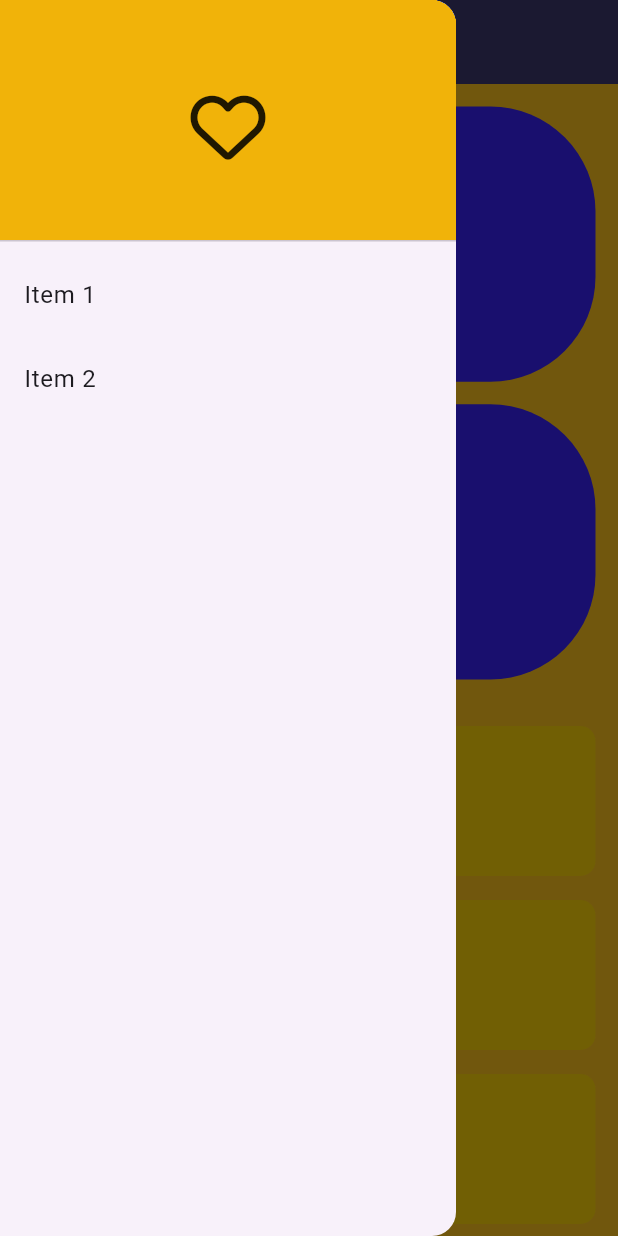
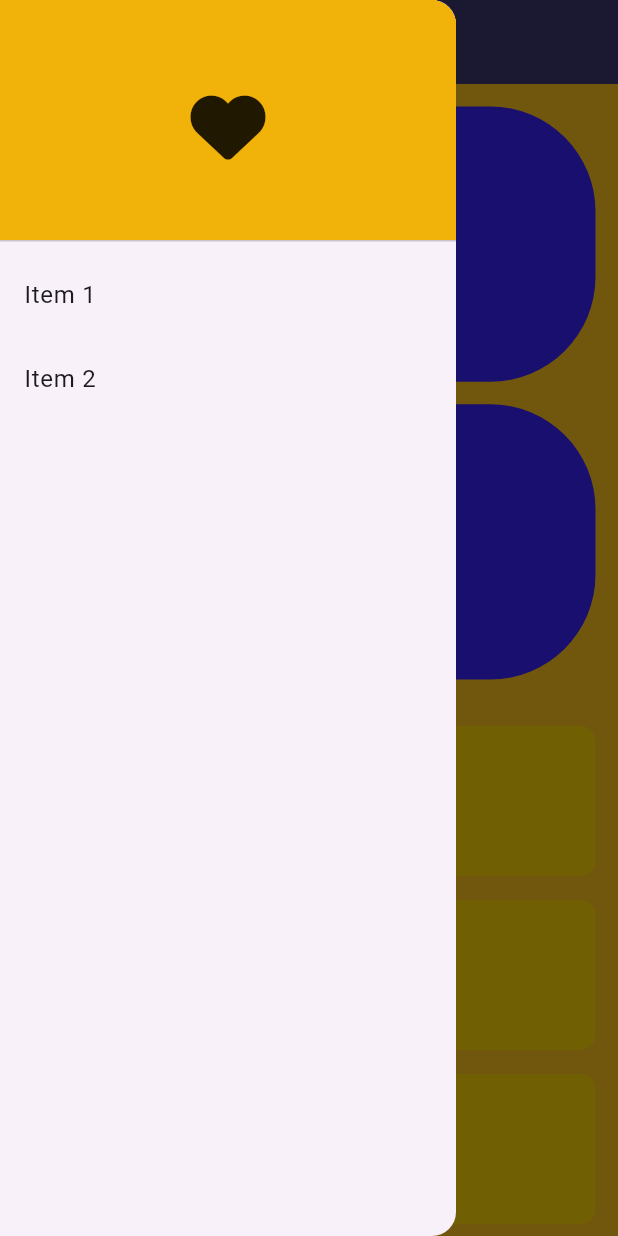
Before and after one commit to Devsaci/ts_sect3_responsive_desing, a Flutter app: the screen it shows after launch, with the side drawer open, on a phone screen of 412 x 824 dp. Run offline on Flutter 3.47's test engine with Material 3 defaults, Android fonts, the light colour scheme and no system bars; our stand-ins replace font_awesome_flutter.

Commit message:
FontAwesomeIcons.solidHeart

```diff
--- a/lib/view/widgets/custom_drawer.dart
+++ b/lib/view/widgets/custom_drawer.dart
@@ -13,7 +13,7 @@ class CostumDrawer extends StatelessWidget {
             decoration: BoxDecoration(
               color: Color.fromRGBO(241, 178, 5, 0.983),
             ),
-            child: Icon(FontAwesomeIcons.heart, size: 50),
+            child: Icon(FontAwesomeIcons.solidHeart, size: 50),
           ),
           ListTile(
             title: Text('Item 1'),
```
